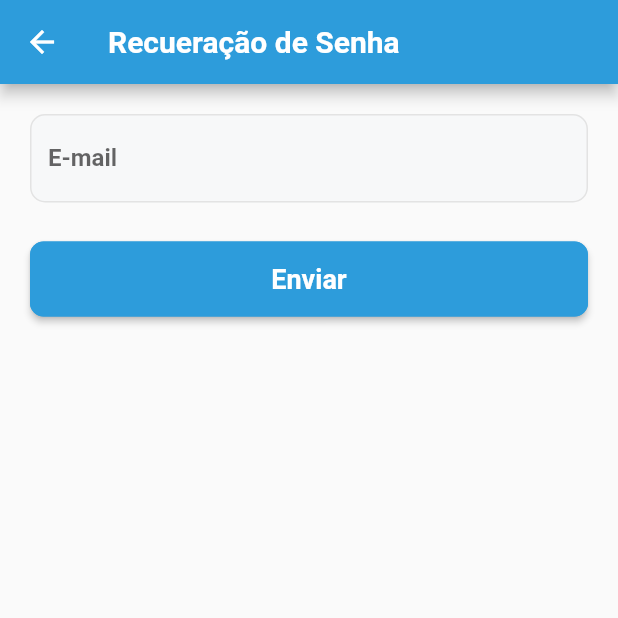
After one commit to CityConnectBr/mobile-SA-transporte, a Flutter app: the RecuperacaoDeSenhaScreen screen opened directly, on a phone screen of 412 x 824 dp, the top half of it. The commit adds this screen. Run offline on Flutter 3.47's test engine with Material 2 defaults, Android fonts, the phone set to English and light mode, and no system bars; our stand-ins replace carousel_slider, device_info, expandable, flutter_dotenv, flutter_masked_text, flutter_mobx and 3 more; missing offline and left inert: cpf_cnpj_validator; accounts and stored records are empty; generated files the repository leaves out were written again.

Commit message:
Recuperacao de senha

```diff
--- /dev/null
+++ b/lib/screen/recuperacao_senha_screen.dart
@@ -0,0 +1,201 @@
+import 'package:cityconnect/stores/usuario_store.dart';
+import 'package:cityconnect/util/validators.dart';
+import 'package:cityconnect/widgets/custom_input_field.dart';
+import 'package:cityconnect/widgets/custom_raisedbutton.dart';
+import 'package:flutter/material.dart';
+import 'package:flutter_mobx/flutter_mobx.dart';
+import 'package:provider/provider.dart';
+
+class RecuperacaoDeSenhaScreen extends StatefulWidget {
+  @override
+  _RecuperacaoDeSenhaScreenState createState() =>
+      _RecuperacaoDeSenhaScreenState();
+}
+
+class _RecuperacaoDeSenhaScreenState extends State<RecuperacaoDeSenhaScreen> {
+  final _formKey = GlobalKey<FormState>();
+  final _scaffoldKey = GlobalKey<ScaffoldState>();
+  final _emailController = TextEditingController();
+  final _codeController = TextEditingController();
+  final _senhaController = TextEditingController();
+  final _confirmacaoDeSenhaController = TextEditingController();
+
+  ////////// FLAGS
+  bool _hidePassword = true;
+  bool _hideConfirmPassword = true;
+
+  //////////////////
+
+  @override
+  void dispose() {
+    super.dispose();
+
+    _emailController.dispose();
+    _codeController.dispose();
+    _senhaController.dispose();
+    _confirmacaoDeSenhaController.dispose();
+  }
+
+  @override
+  Widget build(BuildContext context) {
+    UsuarioStore usuarioStore = Provider.of<UsuarioStore>(context);
+
+    return Scaffold(
+      key: _scaffoldKey,
+      appBar: AppBar(
+        title: Text("Recueração de Senha"),
+      ),
+      body: Container(
+        padding: EdgeInsets.all(20.0),
+        child: Observer(builder: (_) {
+          if (usuarioStore.loading)
+            return Center(
+              child: CircularProgressIndicator(),
+            );
+
+          return Column(
+            mainAxisAlignment: MainAxisAlignment.start,
+            crossAxisAlignment: CrossAxisAlignment.start,
+            children: <Widget>[
+              Form(
+                key: _formKey,
+                child: Column(
+                  children: <Widget>[
+                    CustomFormInputField(
+                      controller: _emailController,
+                      label: "E-mail",
+                      obscure: false,
+                      type: TextInputType.emailAddress,
+                      validator: ValidatorsUtil.validateEmail,
+                      hint: "Seu endereço de e-mail aqui",
+                    ),
+                    usuarioStore.showRecoverCodeField
+                        ? Column(
+                            crossAxisAlignment: CrossAxisAlignment.start,
+                            children: <Widget>[
+                              SizedBox(
+                                height: 26.0,
+                              ),
+                              Text(
+                                "Digite abaixo o código recebido via e-mail",
+                                textAlign: TextAlign.left,
+                                style: TextStyle(
+                                    fontWeight: FontWeight.bold,
+                                    fontSize: 16.0),
+                              ),
+                              SizedBox(
+                                height: 10.0,
+                              ),
+                              CustomFormInputField(
+                                controller: _codeController,
+                                label: "Código",
+                                obscure: false,
+                                type: TextInputType.number,
+                                validator: ValidatorsUtil.validateIsEmpty,
+                              )
+                            ],
+                          )
+                        : Container(),
+                    usuarioStore.showRecoverPasswordField
+                        ? Column(
+                            children: <Widget>[
+                              SizedBox(
+                                height: 16.0,
+                              ),
+                              CustomFormInputField(
+                                  controller: _senhaController,
+                                  label: "Senha",
+                                  obscure: this._hidePassword,
+                                  type: TextInputType.text,
+                                  validator: ValidatorsUtil.validatePassword,
+                                  hint: "Sua senha aqui",
+                                  suffixIcon: IconButton(
+                                    icon: Icon(
+                                      Icons.remove_red_eye,
+                                      color: !this._hidePassword
+                                          ? Theme.of(context).primaryColor
+                                          : Colors.grey,
+                                    ),
+                                    onPressed: () {
+                                      setState(() => this._hidePassword =
+                                          !this._hidePassword);
+                                    },
+                                  )),
+                              SizedBox(
+                                height: 16.0,
+                              ),
+                              CustomFormInputField(
+                                  controller: _confirmacaoDeSenhaController,
+                                  label: "Confirmação de senha",
+                                  obscure: this._hideConfirmPassword,
+                                  type: TextInputType.text,
+                                  validator: ValidatorsUtil.validateIsEmpty,
+                                  hint: "Repita a sua senha",
+                                  suffixIcon: IconButton(
+                                    icon: Icon(
+                                      Icons.remove_red_eye,
+                                      color: !this._hideConfirmPassword
+                                          ? Theme.of(context).primaryColor
+                                          : Colors.grey,
+                                    ),
+                                    onPressed: () {
+                                      setState(() => this._hideConfirmPassword =
+                                          !this._hideConfirmPassword);
+                                    },
+                                  )),
+                            ],
+                          )
+                        : Container(),
+                    SizedBox(
+                      height: 26.0,
+                    ),
+                    !usuarioStore.showRecoverCodeField
+                        ? CustomRaisedButtonBlue(
+                            label: "Enviar",
+                            func: () {
+                              if (_formKey.currentState.validate()) {
+                                usuarioStore.initPasswordRecovery(
+                                    email: _emailController.text,
+                                    context: context,
+                                    scaffoldKey: _scaffoldKey);
+                              }
+                            })
+                        : Container(),
+                    usuarioStore.showRecoverCodeField && !usuarioStore.showRecoverPasswordField
+                        ? CustomRaisedButtonBlue(
+                        label: "Validar Código",
+                        func: () {
+                          if (_formKey.currentState.validate()) {
+                            usuarioStore.validateRecoveryCode(
+                                email: _emailController.text,
+                                code: _codeController.text,
+                                context: context,
+                                scaffoldKey: _scaffoldKey);
+                          }
+                        })
+                        : Container(),
+                    usuarioStore.showRecoverCodeField && usuarioStore.showRecoverPasswordField
+                        ? CustomRaisedButtonBlue(
+                        label: "Salvar",
+                        func: () {
+                          if (_formKey.currentState.validate()) {
+                            usuarioStore.recoveryPassword(
+                                email: _emailController.text,
+                                code: _codeController.text,
+                                senha: _senhaController.text,
+                                confirmacaoDeSenha: _confirmacaoDeSenhaController.text,
+                                context: context,
+                                scaffoldKey: _scaffoldKey);
+                          }
+                        })
+                        : Container(),
+                  ],
+                ),
+              ),
+            ],
+          );
+        }),
+      ),
+    );
+  }
+}
--- a/lib/tiles/cadastro_usuario_tile.dart
+++ b/lib/tiles/cadastro_usuario_tile.dart
@@ -158,7 +158,8 @@ class _CadastroUsuarioTileState extends State<CadastroUsuarioTile> {
                           setState(
                               () => this._hidePassword = !this._hidePassword);
                         },
-                      )),
+                      )
+                  ),
                   SizedBox(
                     height: 16.0,
                   ),
@@ -180,7 +181,8 @@ class _CadastroUsuarioTileState extends State<CadastroUsuarioTile> {
                           setState(() => this._hideConfirmPassword =
                               !this._hideConfirmPassword);
                         },
-                      )),
+                      )
+                  ),
                   SizedBox(
                     height: 26.0,
                   ),
--- a/lib/tiles/login_tile.dart
+++ b/lib/tiles/login_tile.dart
@@ -1,3 +1,4 @@
+import 'package:cityconnect/screen/recuperacao_senha_screen.dart';
 import 'package:cityconnect/stores/usuario_store.dart';
 import 'package:cityconnect/util/validators.dart';
 import 'package:cityconnect/widgets/custom_input_field.dart';
@@ -125,7 +126,10 @@ class _LoginTileState extends State<LoginTile> {
                             fontWeight: FontWeight.bold),
                       ),
                     ),
-                    onTap: () {},
+                    onTap: () {
+                      Navigator.of(context).push(
+                          MaterialPageRoute(builder: (context) => RecuperacaoDeSenhaScreen()));
+                    },
                   ),
                 ],
               ),
```
Also changed, not shown: lib/services/usuario_service.dart (+54 -14 lines), lib/stores/usuario_store.dart (+78 -0 lines), lib/stores/usuario_store.g.dart.
